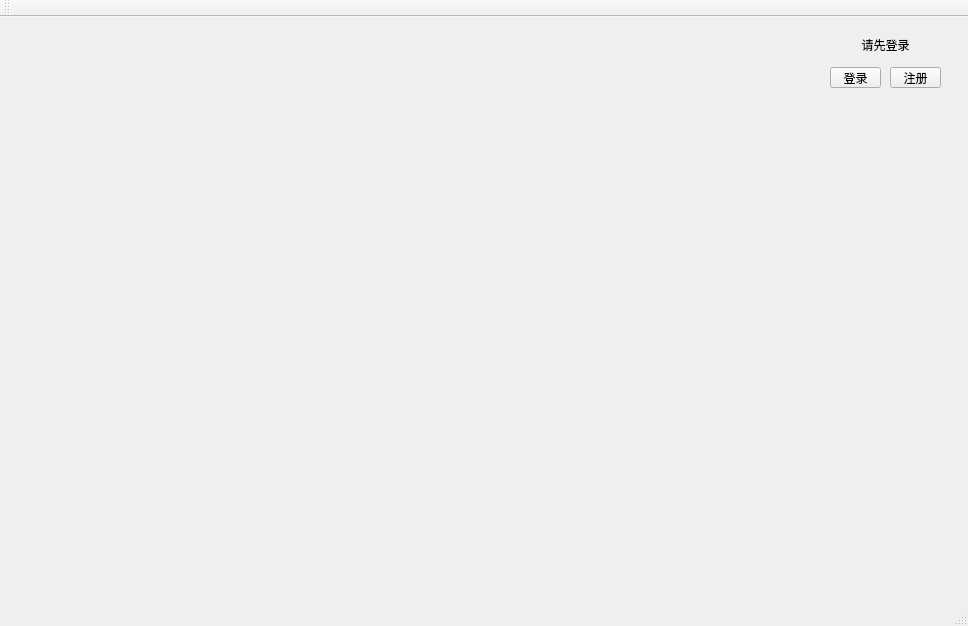
The window that CloudDriveWinClient/CloudDriveWinClient.ui (huxuan0307/CloudDriveWinClient) describes before a commit, drawn with Qt 5.
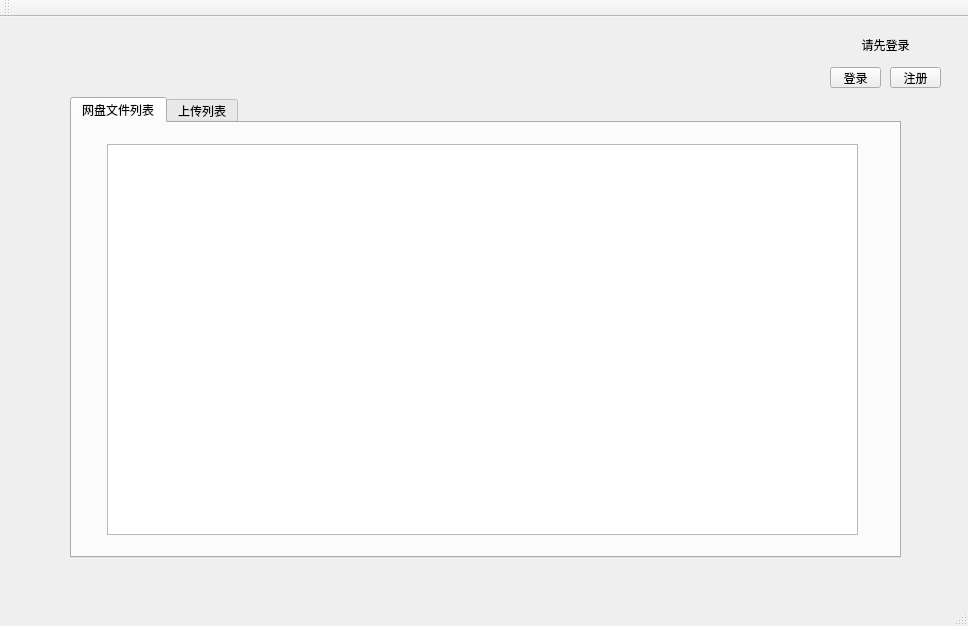
The same window after the commit.

```diff
--- a/CloudDriveWinClient/CloudDriveWinClient.ui
+++ b/CloudDriveWinClient/CloudDriveWinClient.ui
@@ -56,6 +56,39 @@
      <string>注册</string>
     </property>
    </widget>
+   <widget class="QTabWidget" name="tabWidget">
+    <property name="geometry">
+     <rect>
+      <x>70</x>
+      <y>80</y>
+      <width>831</width>
+      <height>461</height>
+     </rect>
+    </property>
+    <property name="currentIndex">
+     <number>0</number>
+    </property>
+    <widget class="QWidget" name="tabFileList">
+     <attribute name="title">
+      <string>网盘文件列表</string>
+     </attribute>
+     <widget class="QListView" name="listView">
+      <property name="geometry">
+       <rect>
+        <x>35</x>
+        <y>21</y>
+        <width>751</width>
+        <height>391</height>
+       </rect>
+      </property>
+     </widget>
+    </widget>
+    <widget class="QWidget" name="tabUpload">
+     <attribute name="title">
+      <string>上传列表</string>
+     </attribute>
+    </widget>
+   </widget>
   </widget>
   <widget class="QMenuBar" name="menuBar">
    <property name="geometry">
```
